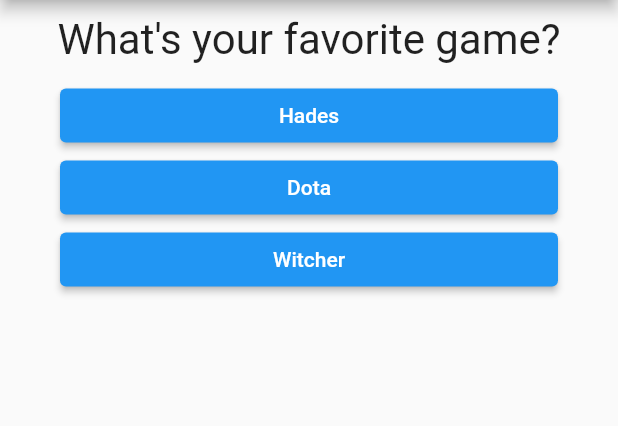
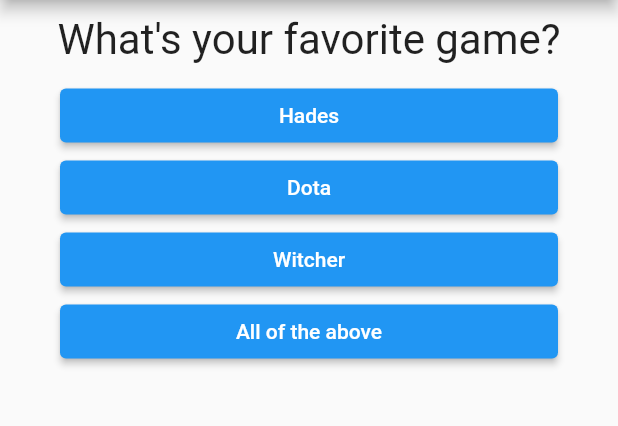
Before and after one commit to therealmai/quiz_it, a Flutter app: the screen it shows after launch, after a tap on "Black", after a tap on "Lion", on a phone screen of 412 x 824 dp, the part 84-510 px from its top. Run offline on Flutter 3.47's test engine with Material 2 defaults, Android fonts, the phone set to English and light mode, and no system bars.

Commit message:
done with total scores

```diff
--- a/lib/main.dart
+++ b/lib/main.dart
@@ -1,7 +1,8 @@
 import 'package:flutter/material.dart';
 
-import './question.dart';
-import './answer.dart';
+
+import 'result.dart';
+import 'quiz.dart';
 
 void main() => runApp(MyApp());
 
@@ -11,29 +12,43 @@ class MyApp extends StatefulWidget {
 }
 
 class _MyAppState extends State<MyApp> {
-  final questions = const [
+  final _questions = const [
       {
         'questionText': 'What is your favorite color?',
-        'answers': ['Black', 'Red', 'Green', 'White'],
+        'answers': [
+        {'text':'Black', 'score':10},
+        {'text':'Red', 'score':6},
+        {'text':'Green', 'score': 5},
+        {'text':'White', 'score': 8}],
       },
       {
         'questionText': 'What\'s your favorite animal?',
-        'answers': ['Rabbit', 'Lion', 'Owl']
+        'answers': [{'text':'Rabbit', 'score': 5},
+        {'text':'Lion', 'score': 8},
+        {'text':'Owl', 'score': 10}]
       },
       {
         'questionText': 'What\'s your favorite game?',
-        'answers': ['Hades', 'Dota', 'Witcher']
+        'answers': [{'text':'Hades', 'score': 5},
+        {'text':'Dota', 'score':5},
+        {'text':'Witcher', 'score':5},
+        {'text':'All of the above', 'score':10}]
       },
     ];
   var _questionIndex = 0;
+  var _totalScore = 0;
 
-  void _answerQuestion() {
+  void _answerQuestion(int score) {
+    _totalScore += score;
+
     setState(() {
       _questionIndex = _questionIndex + 1;
     });
     print(_questionIndex);
-    if(_questionIndex < questions.length){
+    if(_questionIndex < _questions.length){
       print('We have more questions');
+    }else{
+      print('No more questions!');
     }
   }
 
@@ -44,17 +59,9 @@ class _MyAppState extends State<MyApp> {
         appBar: AppBar(
           title: const Text('QuizHub'),
         ),
-        body: Column(
-          children: [
-            Question(
-              questions[_questionIndex]['questionText'] as String,
-            ),
-            ...(questions[_questionIndex]['answers'] as List<String>).map((answer){
-              return Answer(_answerQuestion, answer);
-            }).toList()
-          ],
-        ),
-      ),
-    );
+        body: _questionIndex < _questions.length ? Quiz(answerQuestion: _answerQuestion, questionIndex: _questionIndex, questions: _questions)
+        : Result()
+        ) ,
+      );
   }
 }
--- /dev/null
+++ b/lib/quiz.dart
@@ -0,0 +1,26 @@
+import 'package:flutter/material.dart';
+
+import './question.dart';
+import './answer.dart';
+
+class Quiz extends StatelessWidget {
+  final List<Map<String, Object>> questions;
+  final int questionIndex;
+  final Function answerQuestion;
+
+  Quiz({required this.questions, required this.answerQuestion, required this.questionIndex});
+
+  @override
+  Widget build(BuildContext context) {
+    return Column(
+      children: [
+        Question(
+          questions[questionIndex]['questionText'] as String,
+        ),
+        ...(questions[questionIndex]['answers'] as List<Map<String, Object>>).map((answer) {
+          return Answer(() => answerQuestion(answer['score']), answer['text'] as String);
+        }).toList()
+      ],
+    );
+  }
+}
--- /dev/null
+++ b/lib/result.dart
@@ -0,0 +1,10 @@
+import 'package:flutter/material.dart';
+
+class Result extends StatelessWidget {
+  @override
+  Widget build(BuildContext context) {
+    return Center(
+      child: Text('You are done'),
+    );
+  }
+}
```
